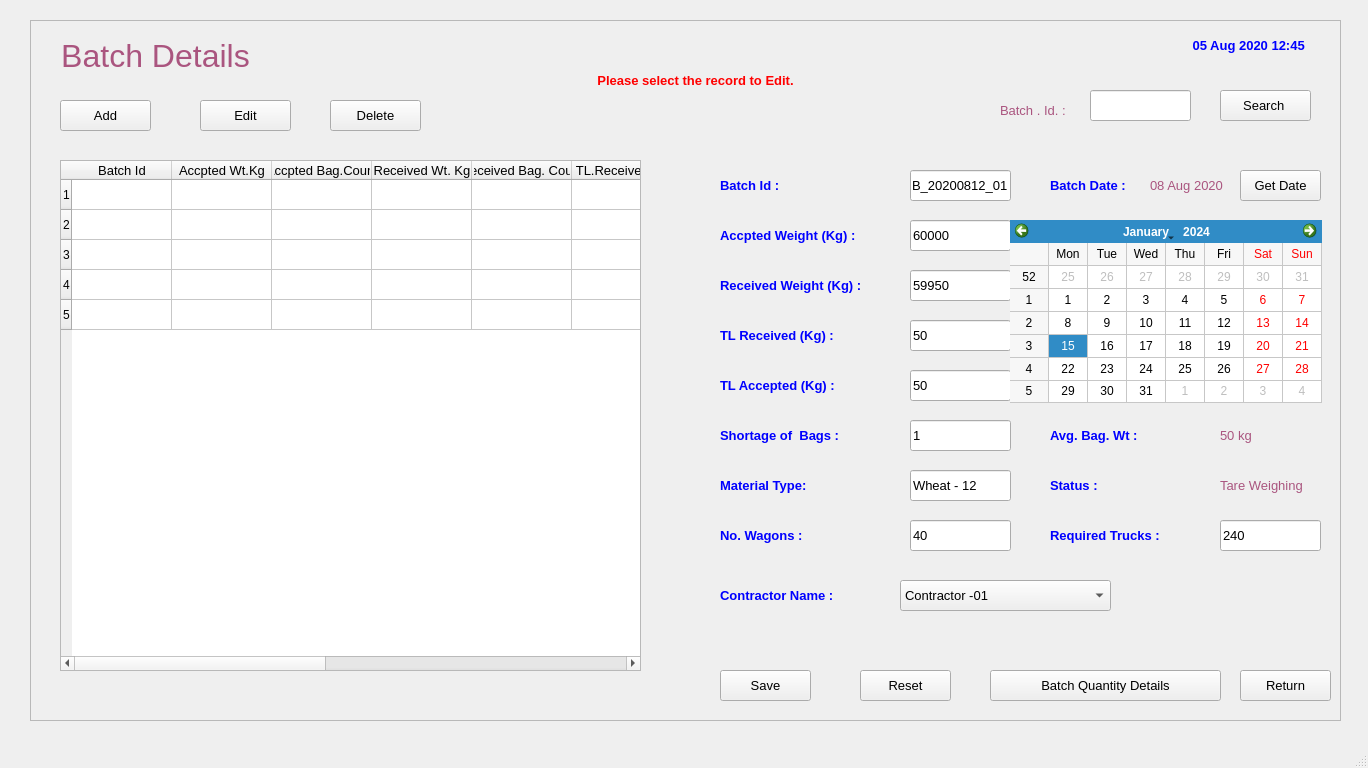
sanjaymanegit/testRepo, file FCI/ui/fci_02_Batches.ui: the form before one commit.
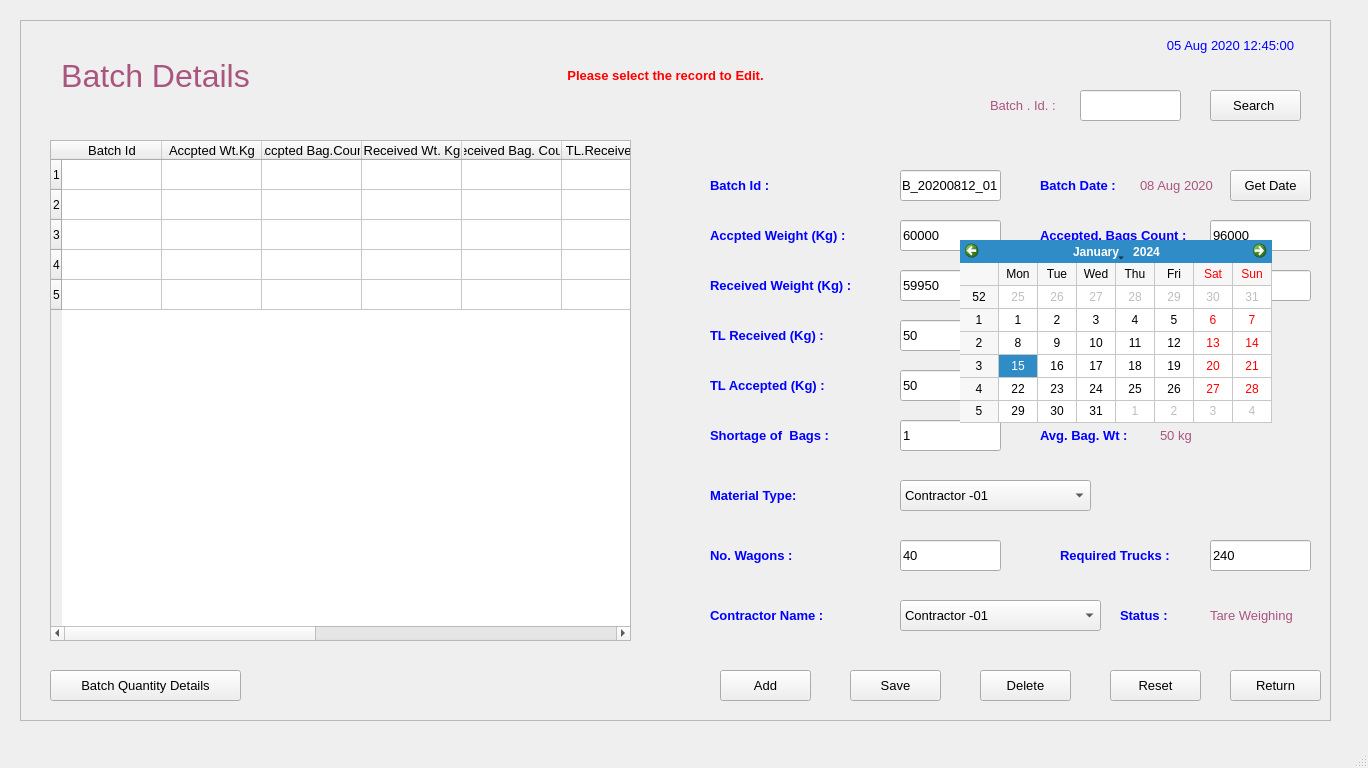
The form after the commit.

What changed in the file:
```diff
--- a/FCI/ui/fci_02_Batches.ui
+++ b/FCI/ui/fci_02_Batches.ui
@@ -23,7 +23,7 @@
    <widget class="QFrame" name="frame">
     <property name="geometry">
      <rect>
-      <x>30</x>
+      <x>20</x>
       <y>20</y>
       <width>1311</width>
       <height>701</height>
@@ -39,8 +39,8 @@
      <property name="geometry">
       <rect>
        <x>10</x>
-       <y>10</y>
-       <width>231</width>
+       <y>30</y>
+       <width>251</width>
        <height>51</height>
       </rect>
      </property>
@@ -62,18 +62,18 @@
     <widget class="QLabel" name="label_20">
      <property name="geometry">
       <rect>
-       <x>1140</x>
+       <x>1120</x>
        <y>10</y>
-       <width>161</width>
+       <width>181</width>
        <height>31</height>
       </rect>
      </property>
      <property name="font">
       <font>
-       <family>MS Sans Serif</family>
+       <family>MS Shell Dlg 2</family>
        <pointsize>10</pointsize>
-       <weight>75</weight>
-       <bold>true</bold>
+       <weight>50</weight>
+       <bold>false</bold>
        <underline>false</underline>
       </font>
      </property>
@@ -81,35 +81,17 @@
       <string notr="true">color: rgb(0, 0, 255);</string>
      </property>
      <property name="text">
-      <string>05 Aug 2020 12:45 </string>
+      <string>05 Aug 2020 12:45:00</string>
      </property>
      <property name="alignment">
       <set>Qt::AlignCenter</set>
      </property>
     </widget>
-    <widget class="QPushButton" name="pushButton">
-     <property name="geometry">
-      <rect>
-       <x>30</x>
-       <y>80</y>
-       <width>91</width>
-       <height>31</height>
-      </rect>
-     </property>
-     <property name="font">
-      <font>
-       <pointsize>10</pointsize>
-      </font>
-     </property>
-     <property name="text">
-      <string>Add</string>
-     </property>
-    </widget>
     <widget class="QPushButton" name="pushButton_2">
      <property name="geometry">
       <rect>
-       <x>170</x>
-       <y>80</y>
+       <x>700</x>
+       <y>650</y>
        <width>91</width>
        <height>31</height>
       </rect>
@@ -120,14 +102,14 @@
       </font>
      </property>
      <property name="text">
-      <string>Edit</string>
+      <string>Add</string>
      </property>
     </widget>
     <widget class="QPushButton" name="pushButton_3">
      <property name="geometry">
       <rect>
-       <x>300</x>
-       <y>80</y>
+       <x>830</x>
+       <y>650</y>
        <width>91</width>
        <height>31</height>
       </rect>
@@ -138,16 +120,16 @@
       </font>
      </property>
      <property name="text">
-      <string>Delete</string>
+      <string>Save</string>
      </property>
     </widget>
     <widget class="QTableWidget" name="tableWidget">
      <property name="geometry">
       <rect>
        <x>30</x>
-       <y>140</y>
+       <y>120</y>
        <width>581</width>
-       <height>511</height>
+       <height>501</height>
       </rect>
      </property>
      <row>
@@ -369,10 +351,10 @@
     <widget class="QLabel" name="label_21">
      <property name="geometry">
       <rect>
-       <x>500</x>
-       <y>40</y>
+       <x>480</x>
+       <y>30</y>
        <width>331</width>
-       <height>41</height>
+       <height>51</height>
       </rect>
      </property>
      <property name="font">
@@ -454,7 +436,7 @@
      <property name="geometry">
       <rect>
        <x>690</x>
-       <y>450</y>
+       <y>460</y>
        <width>161</width>
        <height>31</height>
       </rect>
@@ -482,7 +464,7 @@
      <property name="geometry">
       <rect>
        <x>690</x>
-       <y>500</y>
+       <y>520</y>
        <width>141</width>
        <height>31</height>
       </rect>
@@ -510,8 +492,8 @@
      <property name="geometry">
       <rect>
        <x>690</x>
-       <y>560</y>
-       <width>181</width>
+       <y>580</y>
+       <width>161</width>
        <height>31</height>
       </rect>
      </property>
@@ -552,29 +534,11 @@
       <string>60000</string>
      </property>
     </widget>
-    <widget class="QLineEdit" name="lineEdit_2">
-     <property name="geometry">
-      <rect>
-       <x>880</x>
-       <y>450</y>
-       <width>101</width>
-       <height>31</height>
-      </rect>
-     </property>
-     <property name="font">
-      <font>
-       <pointsize>10</pointsize>
-      </font>
-     </property>
-     <property name="text">
-      <string>Wheat - 12</string>
-     </property>
-    </widget>
     <widget class="QLineEdit" name="lineEdit_3">
      <property name="geometry">
       <rect>
        <x>880</x>
-       <y>500</y>
+       <y>520</y>
        <width>101</width>
        <height>31</height>
       </rect>
@@ -591,9 +555,9 @@
     <widget class="QComboBox" name="comboBox">
      <property name="geometry">
       <rect>
-       <x>870</x>
-       <y>560</y>
-       <width>211</width>
+       <x>880</x>
+       <y>580</y>
+       <width>201</width>
        <height>31</height>
       </rect>
      </property>
@@ -621,7 +585,7 @@
     <widget class="QPushButton" name="pushButton_4">
      <property name="geometry">
       <rect>
-       <x>690</x>
+       <x>960</x>
        <y>650</y>
        <width>91</width>
        <height>31</height>
@@ -633,13 +597,13 @@
       </font>
      </property>
      <property name="text">
-      <string>Save</string>
+      <string>Delete</string>
      </property>
     </widget>
     <widget class="QPushButton" name="pushButton_5">
      <property name="geometry">
       <rect>
-       <x>830</x>
+       <x>1090</x>
        <y>650</y>
        <width>91</width>
        <height>31</height>
@@ -696,11 +660,12 @@
        <x>970</x>
        <y>70</y>
        <width>81</width>
-       <height>41</height>
+       <height>31</height>
       </rect>
      </property>
      <property name="font">
       <font>
+       <family>MS Sans Serif</family>
        <pointsize>10</pointsize>
       </font>
      </property>
@@ -837,7 +802,7 @@
     <widget class="QLabel" name="label_5">
      <property name="geometry">
       <rect>
-       <x>1190</x>
+       <x>1140</x>
        <y>400</y>
        <width>91</width>
        <height>31</height>
@@ -861,9 +826,9 @@
     <widget class="QPushButton" name="pushButton_7">
      <property name="geometry">
       <rect>
-       <x>960</x>
+       <x>30</x>
        <y>650</y>
-       <width>231</width>
+       <width>191</width>
        <height>31</height>
       </rect>
      </property>
@@ -1237,8 +1202,8 @@
     <widget class="QLabel" name="label_37">
      <property name="geometry">
       <rect>
-       <x>1020</x>
-       <y>450</y>
+       <x>1100</x>
+       <y>580</y>
        <width>71</width>
        <height>31</height>
       </rect>
@@ -1266,8 +1231,8 @@
      <property name="geometry">
       <rect>
        <x>1190</x>
-       <y>450</y>
-       <width>91</width>
+       <y>580</y>
+       <width>101</width>
        <height>31</height>
       </rect>
      </property>
@@ -1289,8 +1254,8 @@
     <widget class="QLabel" name="label_38">
      <property name="geometry">
       <rect>
-       <x>1020</x>
-       <y>500</y>
+       <x>1040</x>
+       <y>520</y>
        <width>131</width>
        <height>31</height>
       </rect>
@@ -1318,7 +1283,7 @@
      <property name="geometry">
       <rect>
        <x>1190</x>
-       <y>500</y>
+       <y>520</y>
        <width>101</width>
        <height>31</height>
       </rect>
@@ -1353,8 +1318,8 @@
     <widget class="QCalendarWidget" name="calendarWidget">
      <property name="geometry">
       <rect>
-       <x>980</x>
-       <y>200</y>
+       <x>940</x>
+       <y>220</y>
        <width>312</width>
        <height>183</height>
       </rect>
@@ -1381,6 +1346,36 @@
       <string>B_20200812_01</string>
      </property>
     </widget>
+    <widget class="QComboBox" name="comboBox_2">
+     <property name="geometry">
+      <rect>
+       <x>880</x>
+       <y>460</y>
+       <width>191</width>
+       <height>31</height>
+      </rect>
+     </property>
+     <property name="font">
+      <font>
+       <pointsize>10</pointsize>
+      </font>
+     </property>
+     <item>
+      <property name="text">
+       <string>Contractor -01</string>
+      </property>
+     </item>
+     <item>
+      <property name="text">
+       <string>Contractor-02</string>
+      </property>
+     </item>
+     <item>
+      <property name="text">
+       <string>Contractor-03</string>
+      </property>
+     </item>
+    </widget>
    </widget>
   </widget>
   <widget class="QMenuBar" name="menubar">
```
